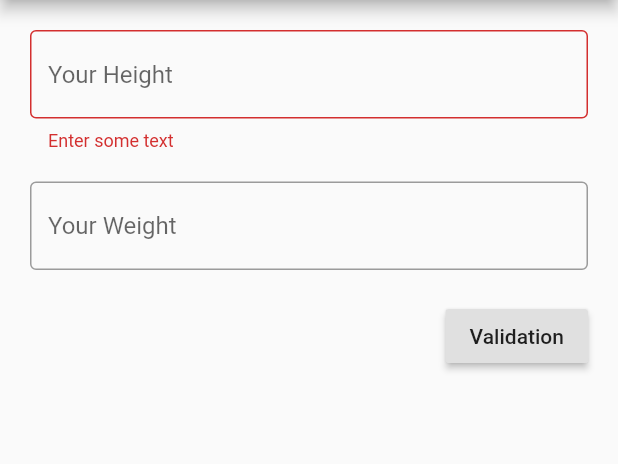
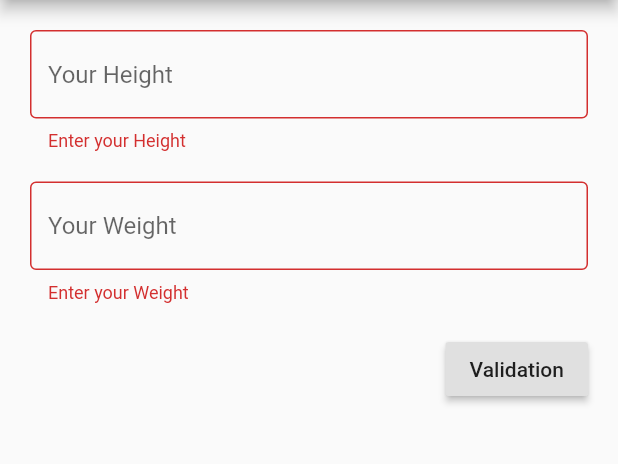
Before and after one commit to myid-hana/weight_check_flutter, a Flutter app: the screen it shows after launch, after a tap on "Validation", on a phone screen of 412 x 824 dp, the part 84-548 px from its top. Run offline on Flutter 3.47's test engine with Material 2 defaults, Android fonts, the phone set to English and light mode, and no system bars.

Commit message:
TextFormField 출력 메시지 수정
TextFormField에 값이 없을 시 나타나는 출력 메시지 수정
weight 에도 적용

```diff
--- a/lib/main.dart
+++ b/lib/main.dart
@@ -48,7 +48,7 @@ class _WeightCheckState extends State<WeightCheck> {
                 validator: (value) {
                   // 입력값이 없으면 메시지 출력
                   if (value.isEmpty) {
-                    return 'Enter some text';
+                    return 'Enter your Height';
                   } else
                     return null;
                 },
@@ -61,6 +61,13 @@ class _WeightCheckState extends State<WeightCheck> {
               ),
               SizedBox(height:20.0),
               TextFormField(
+                validator: (value) {
+                  // 입력값이 없으면 메시지 출력
+                  if (value.isEmpty) {
+                    return 'Enter your Weight';
+                  } else
+                    return null;
+                },
                 decoration: InputDecoration(
                   border: OutlineInputBorder(),
                   hintText:'Your Weight',
```
